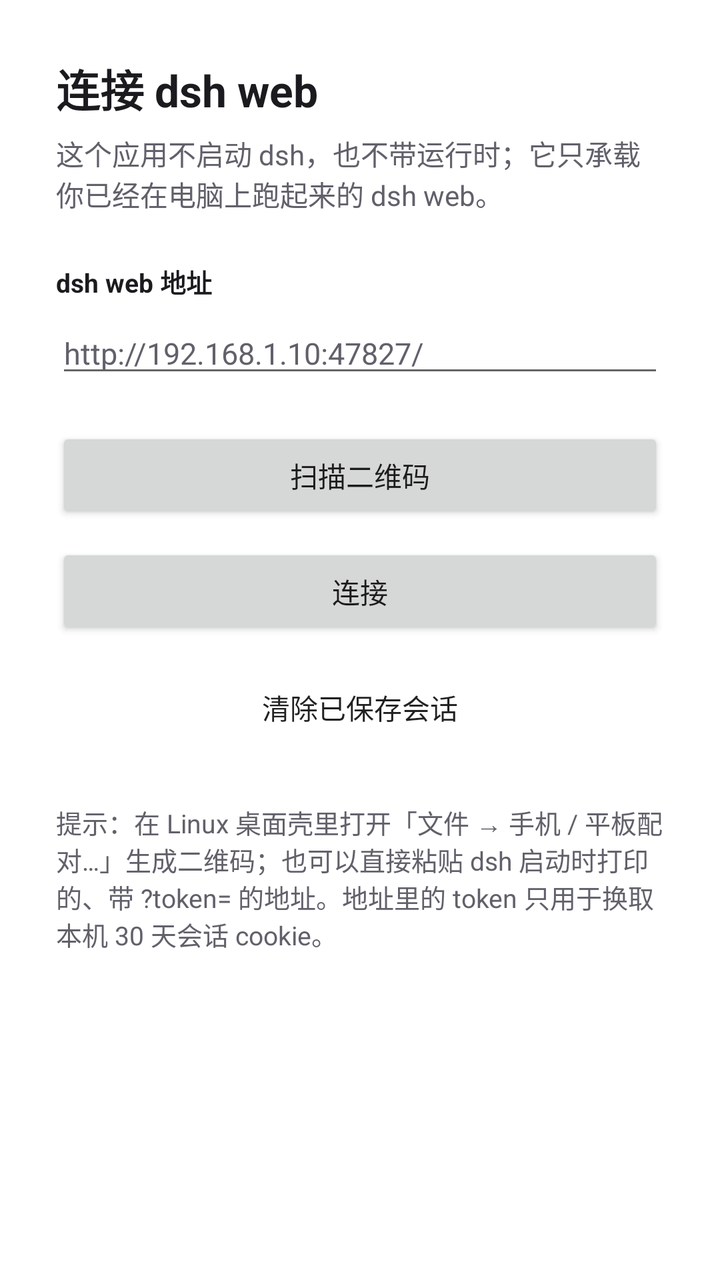
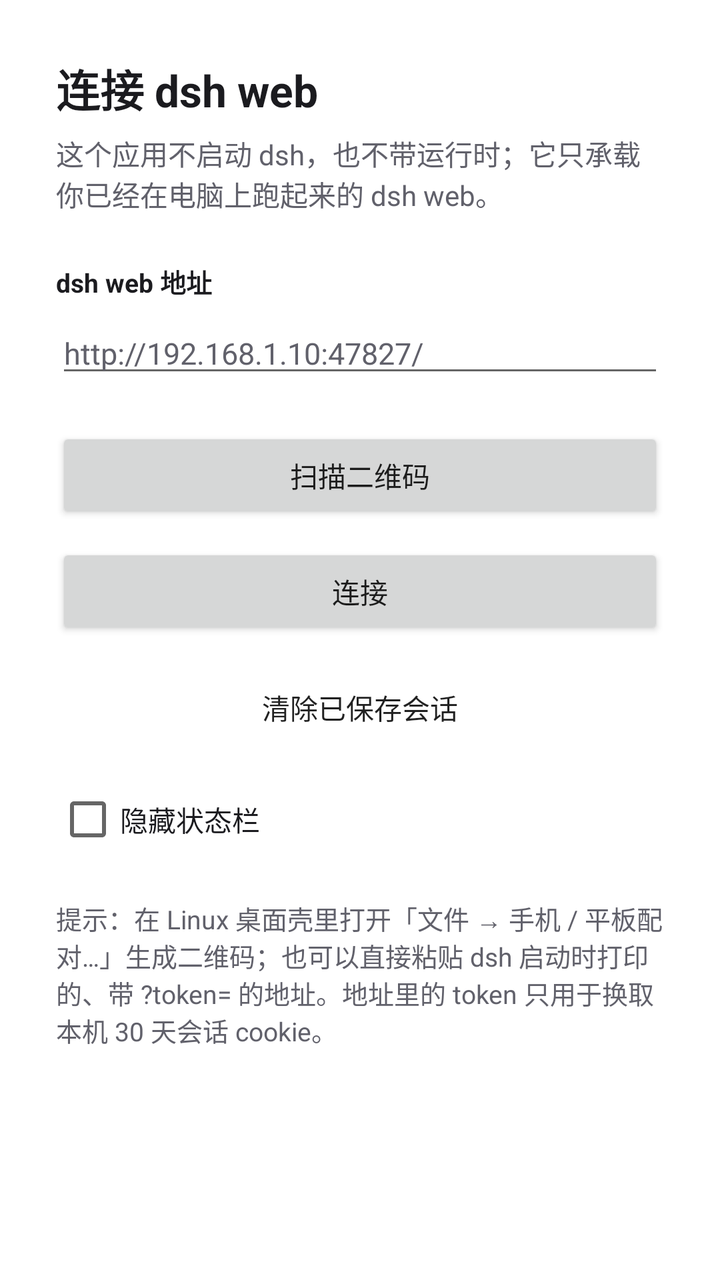

The first picture is an Android layout as it rendered before a commit; the second is the same layout after the commit. The layout source and the unified diff follow.
<!-- AndroidManifest.xml: application theme Theme.DshDesktop -->
<!-- res/layout/activity_main.xml -->
<?xml version="1.0" encoding="utf-8"?>
<FrameLayout xmlns:android="http://schemas.android.com/apk/res/android"
    android:layout_width="match_parent"
    android:layout_height="match_parent"
    android:background="@color/window_background">

    <WebView
        android:id="@+id/webview"
        android:layout_width="match_parent"
        android:layout_height="match_parent"
        android:visibility="gone" />

    <ScrollView
        android:id="@+id/setup_panel"
        android:layout_width="match_parent"
        android:layout_height="match_parent"
        android:fillViewport="true">

        <LinearLayout
            android:layout_width="match_parent"
            android:layout_height="wrap_content"
            android:orientation="vertical"
            android:padding="28dp">

            <TextView
                android:layout_width="wrap_content"
                android:layout_height="wrap_content"
                android:text="@string/setup_title"
                android:textColor="@color/setup_text"
                android:textSize="22sp"
                android:textStyle="bold" />

            <TextView
                android:layout_width="match_parent"
                android:layout_height="wrap_content"
                android:layout_marginTop="6dp"
                android:text="@string/setup_hint"
                android:textColor="@color/setup_hint"
                android:textSize="14sp" />

            <TextView
                android:layout_width="match_parent"
                android:layout_height="wrap_content"
                android:layout_marginTop="24dp"
                android:text="@string/setup_url_label"
                android:textColor="@color/setup_text"
                android:textSize="13sp"
                android:textStyle="bold" />

            <EditText
                android:id="@+id/url_input"
                android:layout_width="match_parent"
                android:layout_height="wrap_content"
                android:layout_marginTop="6dp"
                android:autofillHints="none"
                android:hint="@string/setup_url_placeholder"
                android:imeOptions="actionDone"
                android:inputType="textUri"
                android:maxLines="1"
                android:textColor="@color/setup_text"
                android:textColorHint="@color/setup_hint"
                android:textSize="15sp" />

            <TextView
                android:id="@+id/setup_status"
                android:layout_width="match_parent"
                android:layout_height="wrap_content"
                android:layout_marginTop="8dp"
                android:textColor="@color/setup_error"
                android:textSize="13sp"
                android:visibility="gone" />

            <Button
                android:id="@+id/scan_button"
                android:layout_width="match_parent"
                android:layout_height="wrap_content"
                android:layout_marginTop="20dp"
                android:text="@string/scan_button" />

            <Button
                android:id="@+id/connect_button"
                android:layout_width="match_parent"
                android:layout_height="wrap_content"
                android:layout_marginTop="10dp"
                android:text="@string/connect_button" />

            <Button
                android:id="@+id/clear_button"
                style="?android:attr/borderlessButtonStyle"
                android:layout_width="match_parent"
                android:layout_height="wrap_content"
                android:layout_marginTop="10dp"
                android:text="@string/clear_button" />

            <TextView
                android:layout_width="match_parent"
                android:layout_height="wrap_content"
                android:layout_marginTop="24dp"
                android:text="@string/setup_tips"
                android:textColor="@color/setup_hint"
                android:textSize="13sp" />
        </LinearLayout>
    </ScrollView>

    <LinearLayout
        android:id="@+id/error_bar"
        android:layout_width="match_parent"
        android:layout_height="wrap_content"
        android:layout_gravity="bottom"
        android:background="@color/error_background"
        android:orientation="vertical"
        android:paddingLeft="16dp"
        android:paddingRight="16dp"
        android:paddingTop="10dp"
        android:paddingBottom="10dp"
        android:visibility="gone">

        <TextView
            android:id="@+id/error_text"
            android:layout_width="match_parent"
            android:layout_height="wrap_content"
            android:textColor="@color/error_text"
            android:textSize="13sp" />

        <LinearLayout
            android:layout_width="match_parent"
            android:layout_height="wrap_content"
            android:layout_marginTop="4dp"
            android:gravity="end"
            android:orientation="horizontal">

            <Button
                android:id="@+id/error_setup"
                style="?android:attr/borderlessButtonStyle"
                android:layout_width="wrap_content"
                android:layout_height="wrap_content"
                android:text="@string/menu_setup"
                android:textColor="@color/error_text" />

            <Button
                android:id="@+id/error_retry"
                style="?android:attr/borderlessButtonStyle"
                android:layout_width="wrap_content"
                android:layout_height="wrap_content"
                android:text="@string/menu_reload"
                android:textColor="@color/error_text" />
        </LinearLayout>
    </LinearLayout>

</FrameLayout>
<!-- resources referenced by this layout -->
<resources>
  <color name="error_background">#FFB3261E</color>
  <color name="error_text">#FFFFFFFF</color>
  <color name="setup_error">#FFB3261E</color>
  <color name="setup_hint">#FF61616B</color>
  <color name="setup_text">#FF1B1B1F</color>
  <color name="window_background">#FFFFFFFF</color>
  <string name="clear_button">清除已保存会话</string>
  <string name="connect_button">连接</string>
  <string name="menu_reload">重新加载</string>
  <string name="menu_setup">更换服务器…</string>
  <string name="scan_button">扫描二维码</string>
  <string name="setup_hint">这个应用不启动 dsh，也不带运行时；它只承载你已经在电脑上跑起来的 dsh web。</string>
  <string name="setup_tips">提示：在 Linux 桌面壳里打开「文件 → 手机 / 平板配对…」生成二维码；也可以直接粘贴 dsh 启动时打印的、带 ?token= 的地址。地址里的 token 只用于换取本机 30 天会话 cookie。</string>
  <string name="setup_title">连接 dsh web</string>
  <string name="setup_url_label">dsh web 地址</string>
  <string name="setup_url_placeholder">http://192.168.1.10:47827/</string>
  <style name="Theme.DshDesktop" parent="Theme.AppCompat.DayNight.NoActionBar">
          <item name="android:windowBackground">@color/window_background</item>
          <item name="android:statusBarColor">@color/window_background</item>
          <item name="android:navigationBarColor">@color/window_background</item>
          <item name="android:windowLightStatusBar">true</item>
      </style>
</resources>

<!-- the commit's change to res/layout/activity_main.xml (unified diff, before → after) -->
@@ -1,5 +1,6 @@
 <?xml version="1.0" encoding="utf-8"?>
 <FrameLayout xmlns:android="http://schemas.android.com/apk/res/android"
+    android:id="@+id/root"
     android:layout_width="match_parent"
     android:layout_height="match_parent"
     android:background="@color/window_background">
@@ -92,6 +93,14 @@
                 android:layout_marginTop="10dp"
                 android:text="@string/clear_button" />
 
+            <CheckBox
+                android:id="@+id/statusbar_toggle"
+                android:layout_width="match_parent"
+                android:layout_height="wrap_content"
+                android:layout_marginTop="16dp"
+                android:text="@string/menu_statusbar"
+                android:textColor="@color/setup_text" />
+
             <TextView
                 android:layout_width="match_parent"
                 android:layout_height="wrap_content"
@@ -130,11 +139,19 @@
             android:orientation="horizontal">
 
             <Button
-                android:id="@+id/error_setup"
+                android:id="@+id/error_edit"
                 style="?android:attr/borderlessButtonStyle"
                 android:layout_width="wrap_content"
                 android:layout_height="wrap_content"
-                android:text="@string/menu_setup"
+                android:text="@string/error_edit"
+                android:textColor="@color/error_text" />
+
+            <Button
+                android:id="@+id/error_browser"
+                style="?android:attr/borderlessButtonStyle"
+                android:layout_width="wrap_content"
+                android:layout_height="wrap_content"
+                android:text="@string/error_browser"
                 android:textColor="@color/error_text" />
 
             <Button
<!-- resource entries referenced after the edit -->
@@ -8,8 +8,10 @@
   <color name="window_background">#FFFFFFFF</color>
   <string name="clear_button">清除已保存会话</string>
   <string name="connect_button">连接</string>
+  <string name="error_browser">在浏览器打开</string>
+  <string name="error_edit">重新输入地址</string>
   <string name="menu_reload">重新加载</string>
-  <string name="menu_setup">更换服务器…</string>
+  <string name="menu_statusbar">隐藏状态栏</string>
   <string name="scan_button">扫描二维码</string>
   <string name="setup_hint">这个应用不启动 dsh，也不带运行时；它只承载你已经在电脑上跑起来的 dsh web。</string>
   <string name="setup_tips">提示：在 Linux 桌面壳里打开「文件 → 手机 / 平板配对…」生成二维码；也可以直接粘贴 dsh 启动时打印的、带 ?token= 的地址。地址里的 token 只用于换取本机 30 天会话 cookie。</string>
